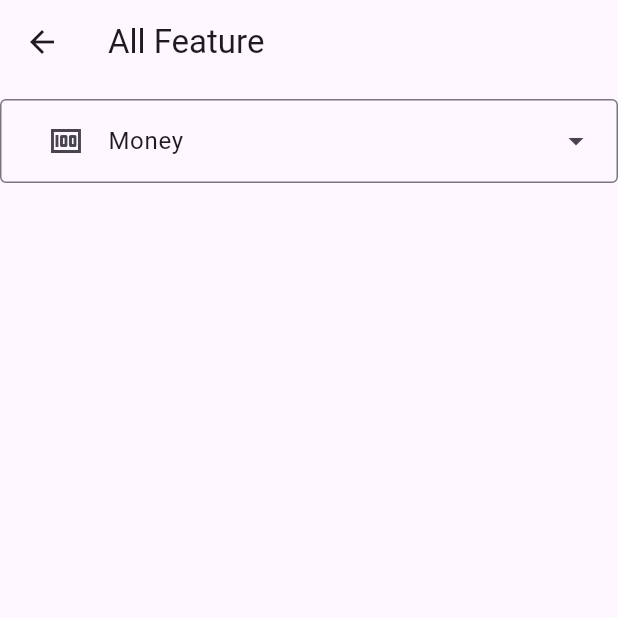
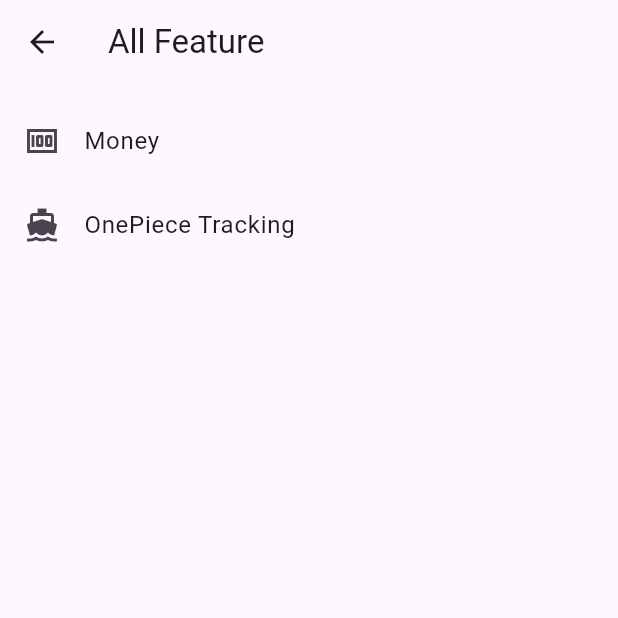
Before and after one commit to kdieu4/MoneyCare, a Flutter app: the FeatureScreen screen opened directly, on a phone screen of 412 x 824 dp, the top half of it. Run offline on Flutter 3.47's test engine with Material 3 defaults, Android fonts, the light colour scheme and no system bars; our stand-ins replace firebase_auth, firebase_core, firebase_database, flutter_bloc, get_it, google_sign_in; accounts and stored records are empty.

Commit message:
Feature/one piece tracking (#4)
* 🐳 add one_piece_tracking_screen.dart

* 🐳 add one_piece_tracking_screen.dart

```diff
--- a/lib/presentation/route/route.dart
+++ b/lib/presentation/route/route.dart
@@ -2,5 +2,6 @@
 enum MyRoute {
   main,
   feature,
-  login
+  login,
+  onePieceTracking,
 }
--- a/lib/presentation/route/router.dart
+++ b/lib/presentation/route/router.dart
@@ -3,6 +3,7 @@
 import 'package:money_care/presentation/route/route.dart';
 import 'package:money_care/presentation/screen/feature_screen.dart';
 import 'package:money_care/presentation/screen/login_screen.dart';
+import 'package:money_care/presentation/screen/one_piece_tracking_screen.dart';
 
 import '../screen/main_screen.dart';
 
@@ -22,6 +23,11 @@
         state.push(
           MaterialPageRoute(builder: (context) => const LoginScreen()),
         );
+
+      case MyRoute.onePieceTracking:
+        state.push(
+          MaterialPageRoute(builder: (context) => const OnePieceTrackingScreen()),
+        );
     }
   });
 }
--- a/lib/presentation/screen/feature_screen.dart
+++ b/lib/presentation/screen/feature_screen.dart
@@ -1,4 +1,7 @@
 import 'package:flutter/material.dart';
+
+import '../route/route.dart';
+import '../route/router.dart';
 
 class FeatureScreen extends StatefulWidget {
   const FeatureScreen({super.key});
@@ -7,40 +10,66 @@
   State<FeatureScreen> createState() => _FeatureScreenState();
 }
 
+typedef ContextCallback = void Function(BuildContext context);
+
 class MenuItemData {
   final String label;
   final IconData icon;
-  final VoidCallback onSelected;
+  final ContextCallback onSelected;
 
   MenuItemData(this.label, this.icon, this.onSelected);
 }
 
-class DropDownMenuData {
+class DropDownMenuData extends StatefulWidget {
   final MenuItemData label;
   final List<MenuItemData> items;
 
-  DropDownMenuData({required this.label, required this.items});
+  const DropDownMenuData({super.key, required this.label, required this.items});
 
-  Widget toWidget() {
-    return DropdownMenu(
-      expandedInsets: EdgeInsets.zero,
-      label: ListTile(leading: Icon(label.icon), title: Text(label.label)),
-      dropdownMenuEntries:
-          items.map<DropdownMenuEntry<MenuItemData>>((item) {
-            return DropdownMenuEntry<MenuItemData>(
-              value: item,
-              label: item.label,
-              labelWidget: ListTile(
+  @override
+  State<StatefulWidget> createState() => _DropDownMenuDataState();
+}
+
+class _DropDownMenuDataState extends State<DropDownMenuData> {
+  bool isShow = false;
+
+  @override
+  Widget build(BuildContext context) {
+    return Column(
+      children: [
+        GestureDetector(
+          onTap: () {
+            setState(() {
+              isShow = !isShow;
+            });
+          },
+          child: ListTile(
+            leading: Icon(widget.label.icon),
+            title: Text(widget.label.label),
+            hoverColor: Colors.blueAccent,
+          ),
+        ),
+        Visibility(
+          visible: isShow,
+          child: Column(
+            children:
+                widget.items.map<GestureDetector>((item) {
+                  return GestureDetector(
+                    onTap: () {
+                      setState(() {
+                        item.onSelected(context);
+                      });
+                    },
+                    child: ListTile(
                       leading: Icon(item.icon),
                       title: Text(item.label),
+                      hoverColor: Colors.blueAccent,
                     ),
                   );
                 }).toList(),
-      onSelected: (value) {
-        if (value != null) {
-          value.onSelected();
-        }
-      },
+          ),
+        ),
+      ],
     );
   }
 }
@@ -60,14 +89,28 @@
           SizedBox(height: 10),
           SizedBox(
             width: double.infinity,
-            child:
-                DropDownMenuData(
-                  label: MenuItemData("Money", Icons.money, () {}),
+            child: DropDownMenuData(
+              label: MenuItemData("Money", Icons.money, (ctx) {}),
               items: [
-                    MenuItemData("Add", Icons.add, () {}),
-                    MenuItemData("View", Icons.remove_red_eye_sharp, () {}),
+                MenuItemData("Add", Icons.add, (ctx) {}),
+                MenuItemData("View", Icons.remove_red_eye_sharp, (ctx) {}),
               ],
-                ).toWidget(),
+            ),
+          ),
+          SizedBox(
+            width: double.infinity,
+            child: DropDownMenuData(
+              label: MenuItemData(
+                "OnePiece Tracking",
+                Icons.directions_boat,
+                (ctx) {},
+              ),
+              items: [
+                MenuItemData("Edit", Icons.edit, (ctx) {
+                  navigate(ctx, MyRoute.onePieceTracking);
+                }),
+              ],
+            ),
           ),
         ],
       ),
--- a/pubspec.yaml
+++ b/pubspec.yaml
@@ -42,6 +42,7 @@
   firebase_auth: ^5.5.3
   firebase_ui_auth: ^1.10.0
   firebase_ui_oauth_google: ^1.3.1
+  firebase_database: ^11.3.6
 
 dev_dependencies:
   flutter_test:
```
Also changed, not shown: lib/core/service_locator.dart (+7 -0 lines), lib/data/repository/book_series_repository_impl.dart (added, +50 -0 lines), lib/domain/entity/book_series.dart (added, +7 -0 lines), lib/domain/repository/book_series_repository.dart (added, +9 -0 lines), lib/domain/use_case/book_series_use_case.dart (added, +14 -0 lines), lib/presentation/cubit/one_piece_cubit.dart (added, +37 -0 lines), lib/presentation/screen/main_screen.dart (+9 -12 lines), lib/presentation/screen/one_piece_tracking_screen.dart (added, +77 -0 lines), pubspec.lock, 2 other files. Lines whose indentation alone changed are shown as unchanged.
